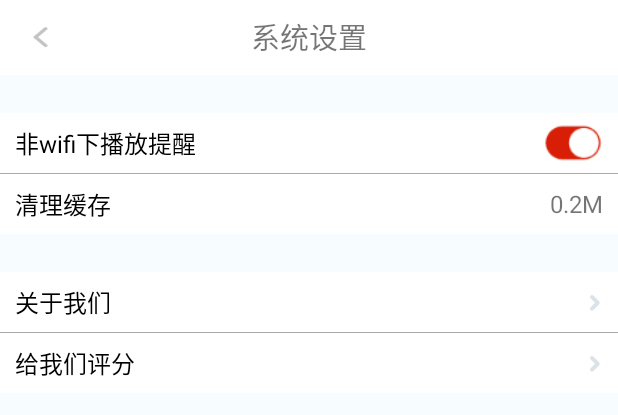
After one commit to wnhh/LoveTV, an Android app: the layout activity_sy_setting.xml on its own in the app's theme, with its tools: preview values and no code run, on a phone screen of 412 x 824 dp. The commit adds this screen. Shown: the top 415 px of the screen. Run offline under Robolectric (Android 15) with nearby library versions, the phone set to English and light mode, and no system bars.

Commit message:
设置功能实现

```diff
--- a/app/src/main/java/com/yztc/lovetv/activity/ConvertVActivity.java
+++ b/app/src/main/java/com/yztc/lovetv/activity/ConvertVActivity.java
@@ -15,6 +15,7 @@ import com.yztc.lovetv.fragment.other.EmailFragment;
 import com.yztc.lovetv.fragment.other.GuanZhuFragment;
 import com.yztc.lovetv.fragment.other.MyAttentionFragment;
 import com.yztc.lovetv.fragment.other.PhotoFragment;
+import com.yztc.lovetv.fragment.other.TVInfoFragment;
 
 public class ConvertVActivity extends AppCompatActivity {
 
@@ -75,6 +76,10 @@ public class ConvertVActivity extends AppCompatActivity {
 		{
 			addFragmentMethod(new GuanZhuFragment(),"GuanZhuFragment");
 		}
+		if(intent.getStringExtra("conkey").equals("关于我们"))
+		{
+			addFragmentMethod(new TVInfoFragment(),"TVInfoFragment");
+		}
 	}
 	//添加的fragment
 	public void addFragmentMethod(Fragment fr,String fm)
--- /dev/null
+++ b/app/src/main/res/drawable/btn_backstate.xml
@@ -0,0 +1,7 @@
+<?xml version="1.0" encoding="utf-8"?>
+<selector xmlns:android="http://schemas.android.com/apk/res/android">
+
+    <item android:state_pressed="true" android:drawable="@mipmap/btn_back_pressed"></item>
+
+    <item android:drawable="@mipmap/btn_back"></item>
+</selector>
--- /dev/null
+++ b/app/src/main/res/layout/activity_sy_setting.xml
@@ -0,0 +1,143 @@
+<?xml version="1.0" encoding="utf-8"?>
+<LinearLayout
+    android:id="@+id/activity_sy_setting"
+    xmlns:android="http://schemas.android.com/apk/res/android"
+    xmlns:tools="http://schemas.android.com/tools"
+    android:layout_width="match_parent"
+    android:layout_height="match_parent"
+    android:background="@color/background"
+    android:orientation="vertical"
+    tools:context="com.yztc.lovetv.activity.mine.SySettingActivity">
+
+    <RelativeLayout
+        android:layout_width="match_parent"
+        android:layout_height="50dp"
+        android:background="@color/colorWhite">
+
+        <ImageView
+            android:id="@+id/setback_iv"
+            android:layout_marginLeft="20dp"
+            android:layout_width="30dp"
+            android:layout_height="25dp"
+            android:background="@drawable/btn_backstate"
+            android:scaleType="fitXY"
+            android:layout_centerVertical="true"
+            />
+
+        <TextView
+            android:layout_width="wrap_content"
+            android:layout_height="wrap_content"
+            android:layout_centerInParent="true"
+            android:text="系统设置"
+            android:textSize="19sp"
+            />
+    </RelativeLayout>
+
+    <RelativeLayout
+        android:layout_width="match_parent"
+        android:layout_height="40dp"
+        android:layout_marginTop="25dp"
+        android:background="@color/colorWhite">
+        <TextView
+            android:layout_marginLeft="10dp"
+            android:layout_width="wrap_content"
+            android:layout_height="wrap_content"
+            android:textSize="16sp"
+            android:textColor="@color/black"
+            android:text="非wifi下播放提醒"
+            android:layout_centerVertical="true"
+            />
+        <ImageView
+            android:id="@+id/setswitch_iv"
+            android:layout_width="40dp"
+            android:layout_height="60dp"
+            android:scaleType="fitXY"
+            android:src="@mipmap/close"
+            android:layout_alignParentRight="true"
+           android:layout_marginRight="10dp"
+            />
+    </RelativeLayout>
+
+    <View
+        android:layout_width="match_parent"
+        android:layout_height="@dimen/px_1"
+        android:background="@color/colorfont"/>
+
+    <RelativeLayout
+        android:id="@+id/cash_rl"
+        android:layout_width="match_parent"
+        android:layout_height="40dp"
+        android:addStatesFromChildren="true"
+        android:clickable="true"
+        android:background="@color/colorWhite">
+
+        <TextView
+            android:layout_marginLeft="10dp"
+            android:layout_width="wrap_content"
+            android:layout_height="wrap_content"
+            android:textSize="16sp"
+            android:textColor="@color/black"
+            android:text="清理缓存"
+            android:layout_centerVertical="true"
+            />
+        <TextView
+            android:id="@+id/cash_tv"
+            android:layout_width="wrap_content"
+            android:layout_height="wrap_content"
+            android:textSize="16sp"
+            android:text="0.2M"
+            android:layout_alignParentRight="true"
+            android:layout_centerVertical="true"
+            android:layout_marginRight="10dp"
+            />
+    </RelativeLayout>
+
+    <RelativeLayout
+        android:id="@+id/aboutus_rl"
+        android:addStatesFromChildren="true"
+        android:clickable="true"
+        android:layout_width="match_parent"
+        android:layout_height="40dp"
+        android:layout_marginTop="25dp"
+        android:background="@color/colorWhite">
+        <TextView
+            android:layout_marginLeft="10dp"
+            android:layout_width="match_parent"
+            android:layout_height="wrap_content"
+            android:textSize="16sp"
+            android:textColor="@color/black"
+            android:text="关于我们"
+            android:drawableRight="@mipmap/more"
+            android:gravity="center_vertical"
+            android:paddingRight="10dp"
+            android:layout_centerVertical="true"
+            />
+    </RelativeLayout>
+
+    <View
+        android:layout_width="match_parent"
+        android:layout_height="@dimen/px_1"
+        android:background="@color/colorfont"/>
+
+    <RelativeLayout
+        android:id="@+id/pingfen_rl"
+        android:addStatesFromChildren="true"
+        android:clickable="true"
+        android:layout_width="match_parent"
+        android:layout_height="40dp"
+        android:background="@color/colorWhite">
+        <TextView
+            android:layout_marginLeft="10dp"
+            android:layout_width="match_parent"
+            android:layout_height="wrap_content"
+            android:textSize="16sp"
+            android:textColor="@color/black"
+            android:text="给我们评分"
+            android:drawableRight="@mipmap/more"
+            android:gravity="center_vertical"
+            android:paddingRight="10dp"
+            android:layout_centerVertical="true"
+            />
+
+    </RelativeLayout>
+</LinearLayout>
```
Also changed, not shown: app/src/main/java/com/yztc/lovetv/activity/mine/SySettingActivity.java (added, +97 -0 lines), app/src/main/java/com/yztc/lovetv/fragment/other/TVInfoFragment.java (added, +30 -0 lines), app/src/main/java/com/yztc/lovetv/fragment/tabhost/MineFragment.java (+19 -9 lines), app/src/main/java/com/yztc/lovetv/myutil/DataCleanManager.java (added, +176 -0 lines), app/src/main/res/layout/activity_convert_v.xml (+4 -3 lines), app/src/main/res/layout/fragment_tvinfo.xml (added, +41 -0 lines), app/src/main/res/mipmap-xhdpi/btn_back.png (added), app/src/main/res/mipmap-xhdpi/btn_back_pressed.png (added), app/src/main/res/mipmap-xhdpi/close.png (added), app/src/main/res/mipmap-xhdpi/open.png (added).
